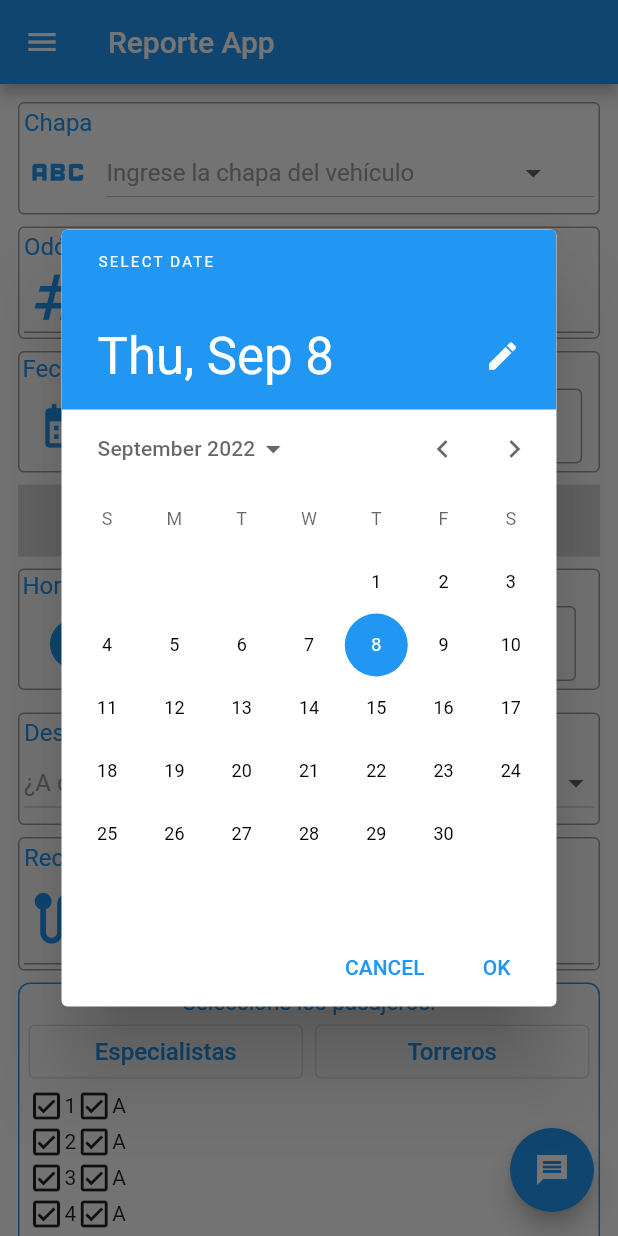
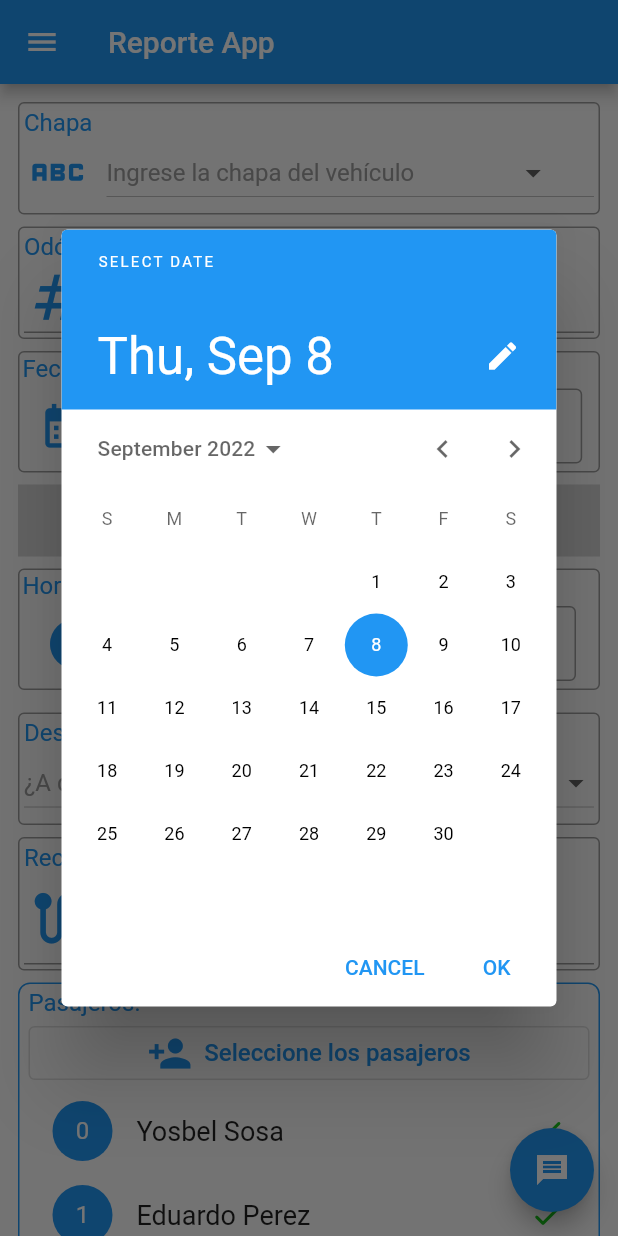
Before and after one commit to eptardio95/Reporte, a Flutter app: the screen it shows after launch, after a tap on "Seleccionar Fecha", on a phone screen of 412 x 824 dp. Run offline on Flutter 3.47's test engine with Material 2 defaults, Android fonts, the phone set to English and light mode, and no system bars; our stand-ins replace image_picker, shared_preferences, url_launcher_web; missing offline and left inert: image_picker_for_web.

Commit message:
Dandole forma al front

```diff
--- a/lib/controllers/reporte_controller.dart
+++ b/lib/controllers/reporte_controller.dart
@@ -41,6 +41,7 @@ class ReporteController {
     }
   }
 
+  Pasajeros pasajeros = Pasajeros();
 
 
 }
--- a/lib/models/reporte_modelo.dart
+++ b/lib/models/reporte_modelo.dart
@@ -36,11 +36,28 @@ class Telefonos {
 }
 
 class TextEditControllerModelo {
-
   TextEditingController? odometroController;
 
-  TextEditControllerModelo({
-    this.odometroController
-});
+  TextEditControllerModelo({this.odometroController});
+}
 
+class Pasajeros {
+
+  List<String>? pasajerosList;
+
+  Pasajeros({
+
+    this.pasajerosList = const [
+      "Yosbel Sosa",
+      "Eduardo Perez",
+      "Marlon Morales",
+      "Eduardo Hernandez",
+      "Leopoldo Lage",
+      "Asmel Lucena",
+      "Angel Santiago",
+      "Yosvel Camejo",
+      "Jose Cubilla",
+      "Norelvis",
+    ]
+  });
 }
--- /dev/null
+++ b/lib/ui/widgets/pasajeros_listview_widget.dart
@@ -0,0 +1,41 @@
+import 'package:flutter/material.dart';
+import 'package:inicial/controllers/reporte_controller.dart';
+
+class ListViewBuilderExample extends StatefulWidget {
+  ListViewBuilderExample({Key? key}) : super(key: key);
+
+  @override
+  State<ListViewBuilderExample> createState() => _ListViewBuilderExampleState();
+}
+
+class _ListViewBuilderExampleState extends State<ListViewBuilderExample> {
+  ReporteController reporteController = ReporteController();
+
+  @override
+  Widget build(BuildContext context) {
+    const _biggerFont = TextStyle(fontSize: 18.0);
+
+    Widget _buildRow(int id) {
+      return ListTile(
+        leading: CircleAvatar(
+          child: Text('$id', style: TextStyle(color: Colors.white)),
+          backgroundColor: Colors.blue,
+        ),
+        title: Text(
+          reporteController.pasajeros.pasajerosList![id],
+          style: _biggerFont,
+        ),
+        trailing: const Icon(Icons.check_rounded, color: Color.fromRGBO(
+            25, 199, 28, 1.0)),
+      );
+    }
+
+    return ListView.builder(
+      shrinkWrap: true,
+      itemCount: reporteController.pasajeros.pasajerosList!.length,
+      itemBuilder: (BuildContext context, int i) {
+        return _buildRow(i);
+      },
+    );
+  }
+}
--- a/lib/ui/widgets/pasajeros_widget.dart
+++ b/lib/ui/widgets/pasajeros_widget.dart
@@ -1,4 +1,5 @@
 import 'package:flutter/material.dart';
+import 'package:inicial/ui/widgets/pasajeros_listview_widget.dart';
 
 class PasajerosWidget extends StatefulWidget {
   const PasajerosWidget({Key? key}) : super(key: key);
@@ -16,76 +17,35 @@ class _PasajerosWidgetState extends State<PasajerosWidget> {
           border: Border.all(color: Theme.of(context).primaryColor)),
       padding: EdgeInsets.fromLTRB(6, 3, 6, 3),
       child: Column(
+        crossAxisAlignment: CrossAxisAlignment.start,
         children: [
-          Text("Seleccione los pasajeros:",
+          Text("Pasajeros:",
               style: TextStyle(
-                  color: Theme.of(context).primaryColor, fontSize: 15)),
+                  color: Theme.of(context).primaryColor, fontSize: 16)),
           Row(
             mainAxisAlignment: MainAxisAlignment.spaceBetween,
             children: [
               Expanded(
                 child: OutlinedButton(
                   onPressed: () {},
-                  child: Text("Especialistas", style: TextStyle(fontSize: 16)),
+                  child: Row(
+                    mainAxisAlignment: MainAxisAlignment.center,
+                    children: [
+                      Icon(Icons.person_add_sharp, size: 30),
+                      SizedBox(width: 8.0),
+                      Text("Seleccione los pasajeros", style: TextStyle(fontSize: 16)),
+                    ],
+                  ),
                 ),
-              ),
-              SizedBox(width: 8),
-              Expanded(
-                child: OutlinedButton(
-                    onPressed: () {},
-                    child: Text("Torreros", style: TextStyle(fontSize: 16))),
               ),
             ],
           ),
-          Container(
-            child: Column(
-              children: [
-                Row(
-                  children: [
 
-                    Icon(Icons.check_box_outlined),
-                    Text("1"),
-                    Icon(Icons.check_box_outlined),
-                    Text("A"),
-                  ],
-                ),
-                Row(
-                  children: [
-                    Icon(Icons.check_box_outlined),
-                    Text("2"),
-                    Icon(Icons.check_box_outlined),
-                    Text("A"),
-                  ],
-                ),
-                Row(
-                  children: [
-                    Icon(Icons.check_box_outlined),
-                    Text("3"),
-                    Icon(Icons.check_box_outlined),
-                    Text("A"),
-                  ],
-                ),
-                Row(
-                  children: [
-                    Icon(Icons.check_box_outlined),
-                    Text("4"),
-                    Icon(Icons.check_box_outlined),
-                    Text("A"),
-                  ],
-                ),
-                Row(
-                  children: [
-                    Icon(Icons.check_box_outlined),
-                    Text("5"),
-                    Icon(Icons.check_box_outlined),
-                    Text("A"),
-                  ],
-                ),
-              ],
-            ),
-          ),
-        ],
+          ListViewBuilderExample(),
+
+          ],
       ),
+
     );
   }
 }
```
